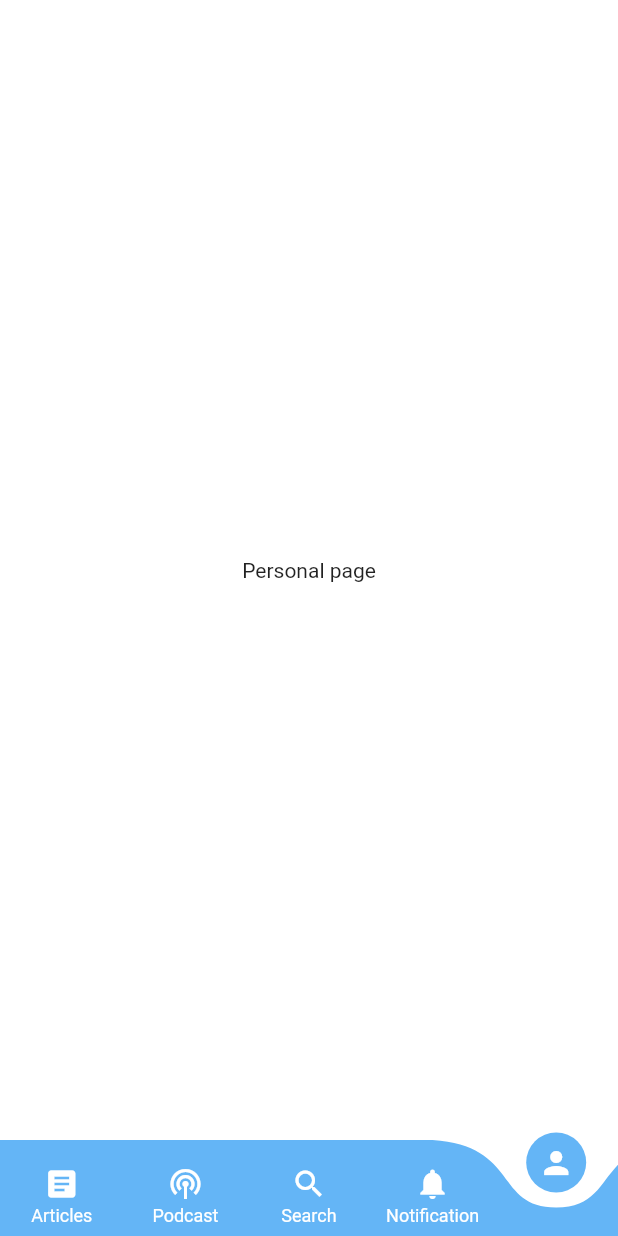
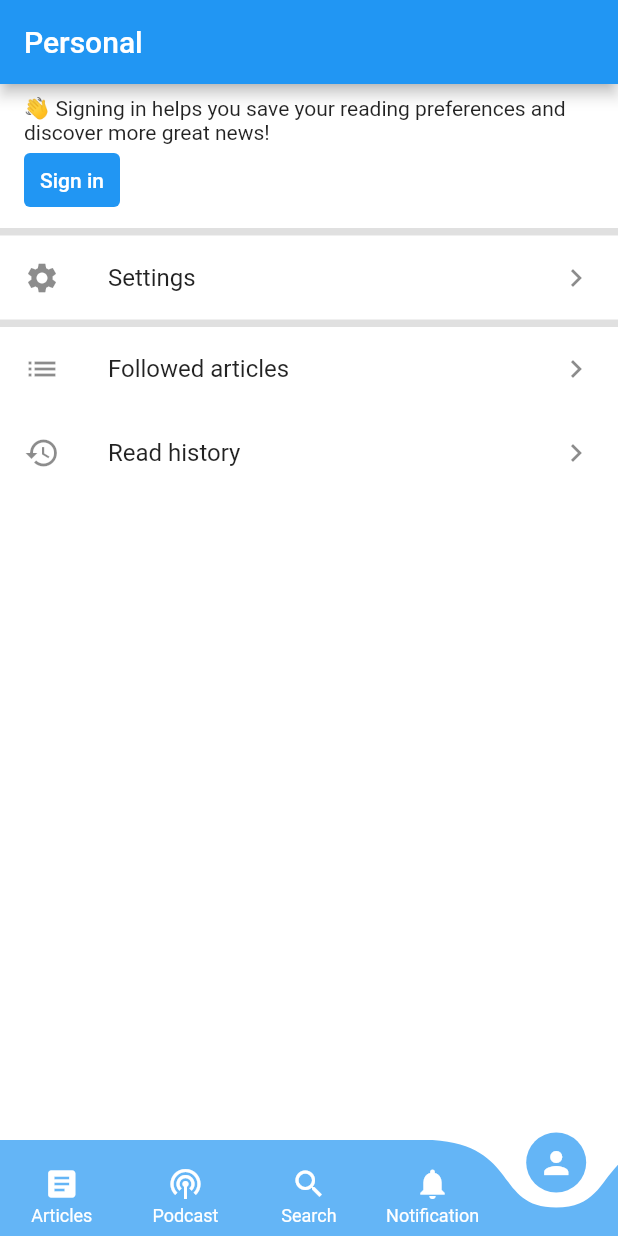
Before and after one commit to thanhtung100397/flutter-blog-post-app, a Flutter app: the screen it shows after launch, swiped to page 5, on a phone screen of 412 x 824 dp. Run offline on Flutter 3.47's test engine with Material 2 defaults, Android fonts, the phone set to English and light mode, and no system bars; drawn by our look-alikes of curved_navigation_bar; generated files the repository leaves out were written again.

Commit message:
Add AppPersonalPage sample

```diff
--- a/lib/l10n/app_en.arb
+++ b/lib/l10n/app_en.arb
@@ -3,5 +3,10 @@
     "podcast": "Podcast",
     "search": "Search",
     "notification": "Notification",
-    "personal": "Personal"
+    "personal": "Personal",
+    "sign_in_hint": "👋 Signing in helps you save your reading preferences and discover more great news!",
+    "sign_in": "Sign in",
+    "settings": "Settings",
+    "followed_articles": "Followed articles",
+    "read_history": "Read history"
 }
--- a/lib/l10n/app_vi.arb
+++ b/lib/l10n/app_vi.arb
@@ -3,5 +3,10 @@
     "podcast": "Podcast",
     "search": "Tìm kiếm",
     "notification": "Thông báo",
-    "personal": "Cá nhân"
+    "personal": "Cá nhân",
+    "sign_in_hint": "👋 Đăng nhập giúp bạn lưu lại sở thích đọc tin và khám phá thêm nhiều tin hay!",
+    "sign_in": "Đăng nhập",
+    "settings": "Thiết lập",
+    "followed_articles": "Danh sách đang theo dõi",
+    "read_history": "Lịch sử bài đã đọc"
 }
--- a/lib/pages/home/personal/app_personal_page.dart
+++ b/lib/pages/home/personal/app_personal_page.dart
@@ -1,4 +1,5 @@
 import 'package:flutter/material.dart';
+import 'package:flutter_gen/gen_l10n/app_localizations.dart';
 import 'package:news_feed_app/themes/app_theme.dart';
 
 class AppPersonalPage extends StatefulWidget {
@@ -10,15 +11,75 @@ class AppPersonalPage extends StatefulWidget {
 
 class _AppPersonalPageState extends State<AppPersonalPage> {
 
+  Widget personalInfoSection() {
+    return Container(
+      padding: const EdgeInsets.symmetric(vertical: 8, horizontal: 16),
+      color: AppColor.appMainBackground,
+      child: Column(
+        crossAxisAlignment: CrossAxisAlignment.start,
+        children: <Widget>[
+          Text(AppLocalizations.of(context)!.sign_in_hint),
+          TextButton(
+            style: TextButton.styleFrom(
+              primary: Colors.white,
+              backgroundColor: AppColor.appPrimary
+            ),
+            onPressed: () {},
+            child: Text(
+                AppLocalizations.of(context)!.sign_in,
+                style: TextStyle(color: AppColor.appTextAccent)
+            ),
+          ),
+        ],
+      ),
+    );
+  }
+
+  Widget settingSection() {
+    return Container(
+        color: AppColor.appMainBackground,
+        child: ListTile(
+          leading: const Icon(Icons.settings),
+          title: Text(AppLocalizations.of(context)!.settings),
+          trailing: const Icon(Icons.keyboard_arrow_right),
+          onTap: () {},
+        ));
+  }
+
+  Widget otherSection() {
+    return Container(
+        color: AppColor.appMainBackground,
+        child: Column(
+          children: <Widget>[
+            ListTile(
+              leading: const Icon(Icons.list),
+              title: Text(AppLocalizations.of(context)!.followed_articles),
+              trailing: const Icon(Icons.keyboard_arrow_right),
+            ),
+            ListTile(
+              leading: const Icon(Icons.history),
+              title: Text(AppLocalizations.of(context)!.read_history),
+              trailing: const Icon(Icons.keyboard_arrow_right),
+            )
+          ],
+        )
+    );
+  }
+
   @override
   Widget build(BuildContext context) {
     return Scaffold(
       backgroundColor: AppColor.appMainBackground,
-      body: Center(
-        child: Column(
-          mainAxisAlignment: MainAxisAlignment.center,
-          children: const <Widget>[
-            Text('Personal page')
+      appBar: AppBar(title: Text(AppLocalizations.of(context)!.personal)),
+      body: Container(
+        color: AppColor.appSecondaryBackground,
+        child: Wrap(
+          direction: Axis.horizontal,
+          runSpacing: 5,
+          children: <Widget>[
+            personalInfoSection(),
+            settingSection(),
+            otherSection()
           ],
         ),
       ),
--- a/lib/themes/app_theme.dart
+++ b/lib/themes/app_theme.dart
@@ -15,6 +15,7 @@ class AppColor {
   static Color appPrimaryDark = Colors.blue[700]!;
   static Color appSecondary = Colors.white;
   static Color appMainBackground = Colors.white;
+  static Color appSecondaryBackground = Colors.grey[300]!;
   static Color appTextAccent = Colors.white;
   static Color disabled = Colors.grey[400]!;
 }
```
